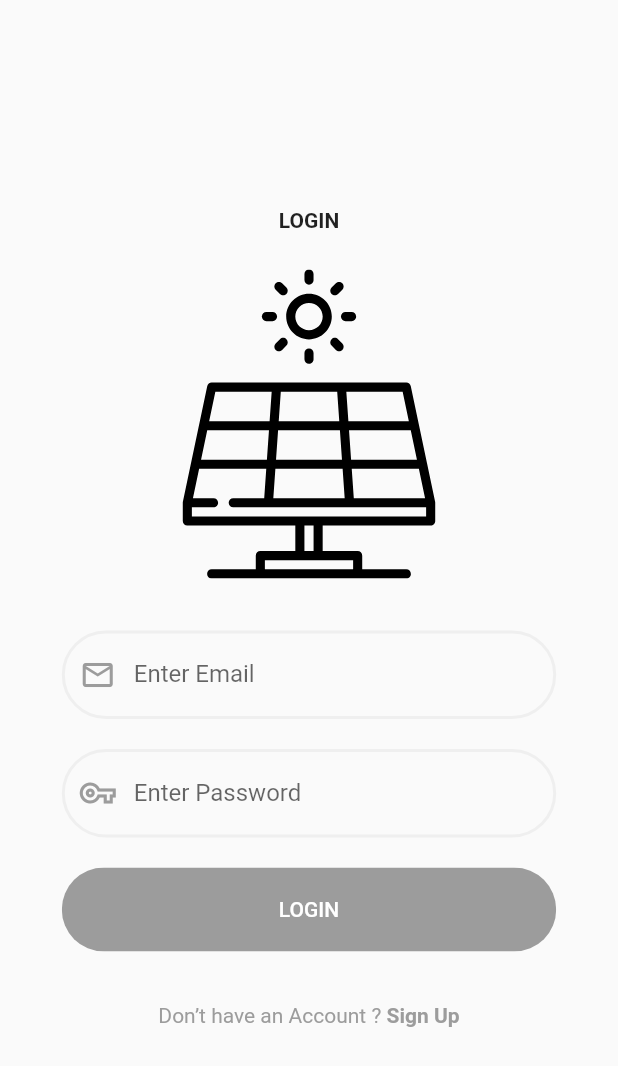
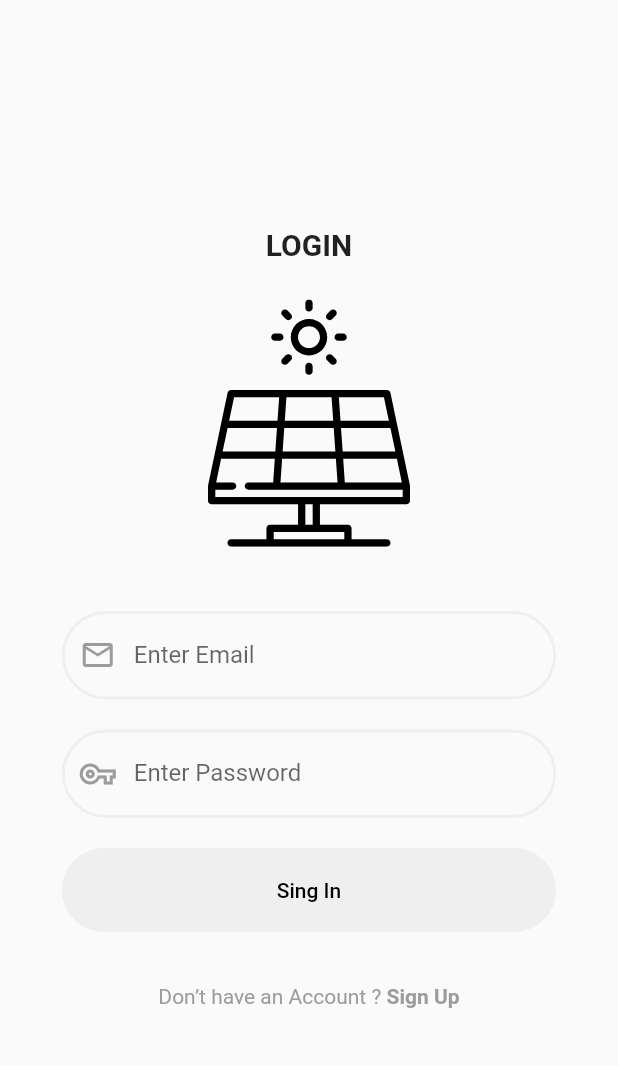
Before and after one commit to BurakYtu/GES_UI, a Flutter app: the screen it shows after launch, after a tap on "LOGIN", on a phone screen of 412 x 824 dp. Shown: the top 1066 px of the screen. Run offline on Flutter 3.47's test engine with Material 2 defaults, Android fonts, the phone set to English and light mode, and no system bars; our stand-ins replace firebase_auth, firebase_core, firebase_storage, flutter_map, flutter_svg, latlong; missing offline and left inert: lat_lon_grid_plugin; accounts and stored records are empty; network calls fail; Roboto replaces fonts that are missing (Poppins).

Commit message:
Bugs and stuff
making stuff better

```diff
--- a/ges/lib/Welcome.dart
+++ b/ges/lib/Welcome.dart
@@ -1,6 +1,5 @@
 import 'package:flutter/material.dart';
 import 'package:flutter_svg/svg.dart';
-import 'package:ges/rounded_button.dart';
 import '../theme.dart';
 import 'Signup.dart';
 import 'login.dart';
@@ -17,15 +16,25 @@ class WelcomeScreen extends StatelessWidget {
             mainAxisAlignment: MainAxisAlignment.center,
             children: <Widget>[
               Text(
-                "WELCOME TO GES",
-                style: TextStyle(fontWeight: FontWeight.bold),
+                "WELCOME TO",
+                style: TextStyle(fontWeight: FontWeight.w400, fontSize: 25),
+              ),
+              Text(
+                "GES MONITORING",
+                style: TextStyle(fontWeight: FontWeight.w400, fontSize: 30),
               ),
               SizedBox(height: size.height * 0.05),
               SvgPicture.asset("lib/assets/welcome.svg", height: size.height * 0.25,),
               SizedBox(height: size.height * 0.05),
-              RoundedButton(
-                text: "LOGIN",
-                press: () {
+              Container(
+                margin: EdgeInsets.symmetric(vertical: 10),
+                width: size.width * 0.8,
+                child: ClipRRect(
+                  borderRadius: BorderRadius.circular(30),
+                  child: FlatButton(
+                    padding: EdgeInsets.symmetric(vertical: 20, horizontal: 40),
+                    color: kPrimaryColor,
+                    onPressed: () {
                       Navigator.push(
                         context,
                         MaterialPageRoute(
@@ -35,12 +44,22 @@ class WelcomeScreen extends StatelessWidget {
                         ),
                       );
                     },
+                    child: Text(
+                      "LOGIN",
+                      style: TextStyle(color: Colors.white),
                     ),
-              RoundedButton(
-                text: "SIGN UP",
+                  ),
+                ),
+              ),
+              Container(
+                margin: EdgeInsets.symmetric(vertical: 10),
+                width: size.width * 0.8,
+                child: ClipRRect(
+                  borderRadius: BorderRadius.circular(30),
+                  child: FlatButton(
+                    padding: EdgeInsets.symmetric(vertical: 20, horizontal: 40),
                     color: kPrimaryLightColor,
-                textColor: Colors.black,
-                press: () {
+                    onPressed: () {
                       Navigator.push(
                         context,
                         MaterialPageRoute(
@@ -50,6 +69,12 @@ class WelcomeScreen extends StatelessWidget {
                         ),
                       );
                     },
+                    child: Text(
+                      "SIGN UP",
+                      style: TextStyle(color: Colors.black),
+                    ),
+                  ),
+                ),
               ),
             ],
           ),
--- a/ges/lib/login.dart
+++ b/ges/lib/login.dart
@@ -2,10 +2,8 @@ import 'package:firebase_auth/firebase_auth.dart';
 import 'package:flutter/material.dart';
 import 'package:flutter_svg/svg.dart';
 import 'package:ges/Welcome.dart';
-import 'package:ges/rounded_button.dart';
 import 'package:ges/theme.dart';
-import 'package:provider/provider.dart';
-import 'Authentication.dart';
+import 'Signup.dart';
 import 'already_have_an_account_acheck.dart';
 
 class LogInScreen extends StatefulWidget {
@@ -35,14 +33,18 @@ class _LogInScreenState extends State<LogInScreen> {
             children: <Widget>[
               Text(
                 "LOGIN",
-                style: TextStyle(fontWeight: FontWeight.bold),
+                style: TextStyle(fontWeight: FontWeight.bold, fontSize: 20.0),
               ),
-              SizedBox(height: size.height * 0.03), SvgPicture.asset("lib/assets/login.svg", height: size.height * 0.25,),
               SizedBox(height: size.height * 0.03),
+              SvgPicture.asset("lib/assets/login.svg", height: size.height * 0.2),
+              SizedBox(height: size.height * 0.04),
               Container(
                 margin: EdgeInsets.symmetric(vertical: 10),
                 width: size.width * 0.8,
                 child: TextFormField(
+                  style: new TextStyle(
+                    fontFamily: "Poppins",
+                  ),
                   onChanged: (text) {
                     loginemail = text;
                   },
@@ -52,30 +54,23 @@ class _LogInScreenState extends State<LogInScreen> {
                     labelText: "Enter Email",
                     focusedBorder: OutlineInputBorder(
                       borderRadius: BorderRadius.circular(30.0),
-                      borderSide: BorderSide(color: Colors.blue, width: 2.0),
+                      borderSide: BorderSide(color: Colors.blue.withOpacity(0.3), width: 2.0),
                     ),
                     enabledBorder: OutlineInputBorder(
                       borderRadius: BorderRadius.circular(30.0),
                       borderSide: BorderSide(color: kPrimaryLightColor, width: 2.0),
                     ),
                   ),
-                  validator: (val) {
-                    if(val.length==0) {
-                      return "Email cannot be empty";
-                    }else{
-                      return null;
-                    }
-                  },
                   keyboardType: TextInputType.emailAddress,
-                  style: new TextStyle(
-                    fontFamily: "Poppins",
-                  ),
                 ),
               ),
               Container(
                 margin: EdgeInsets.symmetric(vertical: 10),
                 width: size.width * 0.8,
                 child: TextFormField(
+                  style: new TextStyle(
+                    fontFamily: "Poppins",
+                  ),
                   obscureText: _obscureText,
                   onChanged: (text) {
                     loginpassword = text;
@@ -92,29 +87,25 @@ class _LogInScreenState extends State<LogInScreen> {
                     fillColor: Colors.white,
                     focusedBorder: OutlineInputBorder(
                       borderRadius: BorderRadius.circular(30.0),
-                      borderSide: BorderSide(color: Colors.blue, width: 2.0),
+                      borderSide: BorderSide(color: Colors.blue.withOpacity(0.3), width: 2.0),
                     ),
                     enabledBorder: OutlineInputBorder(
                       borderRadius: BorderRadius.circular(30.0),
                       borderSide: BorderSide(color: kPrimaryLightColor, width: 2.0),
                     ),
                   ),
-                  validator: (val) {
-                    if(val.length==0) {
-                      return "Password cannot be empty";
-                    }else{
-                      return null;
-                    }
-                  },
-                  keyboardType: TextInputType.emailAddress,
-                  style: new TextStyle(
-                    fontFamily: "Poppins",
+                  //keyboardType: TextInputType.visiblePassword,
                 ),
               ),
-              ),
-              RoundedButton(
-                text: "LOGIN",
-                press: () async {
+              Container(
+                margin: EdgeInsets.symmetric(vertical: 10),
+                width: size.width * 0.8,
+                child: ClipRRect(
+                  borderRadius: BorderRadius.circular(30),
+                  child: FlatButton(
+                    padding: EdgeInsets.symmetric(vertical: 20, horizontal: 40),
+                    color: kPrimaryLightColor,
+                    onPressed: () async {
                       try {
                         UserCredential userCredential = await FirebaseAuth.instance.signInWithEmailAndPassword(
                           email: loginemail,
@@ -141,9 +132,33 @@ class _LogInScreenState extends State<LogInScreen> {
                         ),
                         );
                       } on FirebaseAuthException catch (e) {
+                        if (e.code == 'user-not-found') {
                           showDialog(context: context, builder: (BuildContext context) => AlertDialog(
                             title: const Text('Error'),
-                      content: const Text('we have a problem guys'),
+                            content: const Text('User not found'),
+                            actions: <Widget>[
+                              TextButton(
+                                onPressed: () => Navigator.pop(context),
+                                child: const Text('try again'),
+                              ),
+                              TextButton(
+                                onPressed: () => Navigator.push(
+                                  context,
+                                  MaterialPageRoute(
+                                    builder: (context) {
+                                      return SignUpScreen();
+                                    },
+                                  ),
+                                ),
+                                child: const Text('sing up'),
+                              ),
+                            ],
+                          ),
+                          );
+                        } else if (e.code == 'wrong-password') {
+                          showDialog(context: context, builder: (BuildContext context) => AlertDialog(
+                            title: const Text('Error'),
+                            content: const Text('Wrong password'),
                             actions: <Widget>[
                               TextButton(
                                 onPressed: () => Navigator.pop(context),
@@ -152,13 +167,27 @@ class _LogInScreenState extends State<LogInScreen> {
                             ],
                           ),
                           );
-                    if (e.code == 'user-not-found') {
-                      print('No user found for that email.');
-                    } else if (e.code == 'wrong-password') {
-                      print('Wrong password provided for that user.');
                         }
+                      } catch (e) {
+                        showDialog(context: context, builder: (BuildContext context) => AlertDialog(
+                          title: const Text('Error'),
+                          content: e,
+                          actions: <Widget>[
+                            TextButton(
+                              onPressed: () => Navigator.pop(context),
+                              child: const Text('try again'),
+                            ),
+                          ],
+                        ),
+                        );
                       }
                     },
+                    child: Text(
+                      "Sing In",
+                      style: TextStyle(color: Colors.black),
+                    ),
+                  ),
+                ),
               ),
               SizedBox(height: size.height * 0.03),
               AlreadyHaveAnAccountCheck(
--- a/ges/lib/main.dart
+++ b/ges/lib/main.dart
@@ -1,6 +1,5 @@
 import 'package:firebase_core/firebase_core.dart';
 import 'package:flutter/material.dart';
-
 import 'Welcome.dart';
 
 void main() async {
--- a/ges/lib/rounded_button.dart
+++ /dev/null
@@ -1,36 +0,0 @@
-import 'package:flutter/material.dart';
-import '../theme.dart';
-
-class RoundedButton extends StatelessWidget {
-  final String text;
-  final Function press;
-  final Color color, textColor;
-  const RoundedButton({
-    Key key,
-    this.text,
-    this.press,
-    this.color = kPrimaryColor,
-    this.textColor = Colors.white,
-  }) : super(key: key);
-
-  @override
-  Widget build(BuildContext context) {
-    Size size = MediaQuery.of(context).size;
-    return Container(
-      margin: EdgeInsets.symmetric(vertical: 10),
-      width: size.width * 0.8,
-      child: ClipRRect(
-        borderRadius: BorderRadius.circular(29),
-        child: FlatButton(
-          padding: EdgeInsets.symmetric(vertical: 20, horizontal: 40),
-          color: color,
-          onPressed: press,
-          child: Text(
-            text,
-            style: TextStyle(color: textColor),
-          ),
-        ),
-      ),
-    );
-  }
-}
```
Also changed, not shown: ges/lib/Signup.dart (+46 -37 lines), ges/lib/aut_deneme.dart (deleted, +0 -32 lines), ges/lib/rounded_input_field.dart (deleted, +0 -33 lines), ges/lib/rounded_password_field.dart (deleted, +0 -35 lines). Lines whose indentation alone changed are shown as unchanged.
